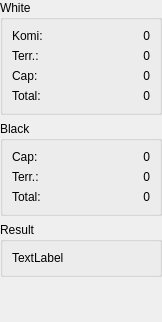
This is src/scoretools_gui.ui in bernds/q5Go as Qt 5 draws it before an edit. The edited form follows.
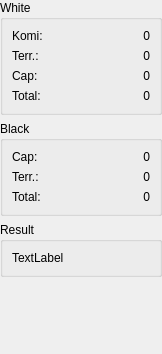
This is the edited form.

```diff
--- a/src/scoretools_gui.ui
+++ b/src/scoretools_gui.ui
@@ -7,7 +7,7 @@
     <x>0</x>
     <y>0</y>
     <width>162</width>
-    <height>322</height>
+    <height>354</height>
    </rect>
   </property>
   <property name="sizePolicy">
```
